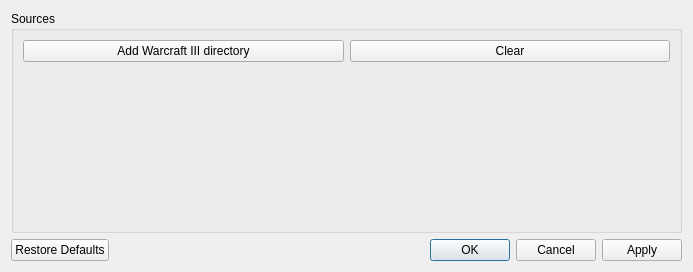
Qt form src/editor/ui/sourcesdialog.ui (tdauth/wc3lib) before a commit.
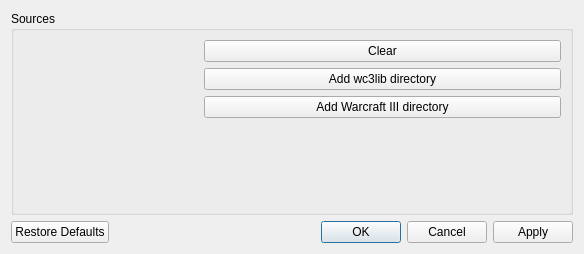
The same form after that commit. Custom widgets are drawn as their Qt base class.

Patch:
```diff
--- a/src/editor/ui/sourcesdialog.ui
+++ b/src/editor/ui/sourcesdialog.ui
@@ -6,43 +6,63 @@
    <rect>
     <x>0</x>
     <y>0</y>
-    <width>693</width>
-    <height>272</height>
+    <width>584</width>
+    <height>254</height>
    </rect>
   </property>
   <property name="windowTitle">
    <string>Data Sources</string>
   </property>
-  <layout class="QGridLayout" name="gridLayout">
-   <item row="1" column="0">
+  <layout class="QGridLayout" name="gridLayout_2">
+   <item row="2" column="0">
     <widget class="KDialogButtonBox" name="m_dialogButtonBox">
      <property name="standardButtons">
       <set>QDialogButtonBox::Apply|QDialogButtonBox::Cancel|QDialogButtonBox::Ok|QDialogButtonBox::RestoreDefaults</set>
      </property>
     </widget>
    </item>
-   <item row="0" column="0">
+   <item row="1" column="0">
     <widget class="QGroupBox" name="groupBox_2">
      <property name="title">
       <string>Sources</string>
      </property>
-     <layout class="QGridLayout" name="gridLayout_3">
-      <item row="0" column="1">
-       <widget class="QPushButton" name="m_clearPushButton">
+     <layout class="QGridLayout" name="gridLayout">
+      <item row="0" column="0" rowspan="4">
+       <widget class="KEditListWidget" name="m_editListBox"/>
+      </item>
+      <item row="1" column="1" colspan="2">
+       <widget class="QPushButton" name="m_wc3libDirPushButton">
         <property name="text">
-         <string>Clear</string>
+         <string>Add wc3lib directory</string>
         </property>
        </widget>
       </item>
-      <item row="0" column="0">
+      <item row="2" column="1" colspan="2">
        <widget class="QPushButton" name="m_wc3DirPushButton">
         <property name="text">
          <string>Add Warcraft III directory</string>
         </property>
        </widget>
       </item>
-      <item row="1" column="0" colspan="2">
-       <widget class="KEditListWidget" name="m_editListBox"/>
+      <item row="3" column="2">
+       <spacer name="verticalSpacer">
+        <property name="orientation">
+         <enum>Qt::Vertical</enum>
+        </property>
+        <property name="sizeHint" stdset="0">
+         <size>
+          <width>20</width>
+          <height>63</height>
+         </size>
+        </property>
+       </spacer>
+      </item>
+      <item row="0" column="1" colspan="2">
+       <widget class="QPushButton" name="m_clearPushButton">
+        <property name="text">
+         <string>Clear</string>
+        </property>
+       </widget>
       </item>
      </layout>
     </widget>
```
